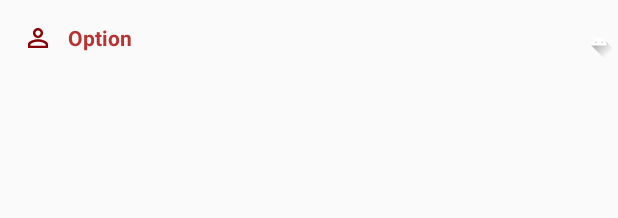
After one commit to TonyOncebayHuillcas/Biblioteca-Virtual, an Android app: the layout navigation_drawer_list.xml on its own in the app's theme, with its tools: preview values and no code run, on a phone screen of 412 x 824 dp. The commit adds this screen. Shown: the top 218 px of the screen. Run offline under Robolectric (Android 15) with nearby library versions, the phone set to English and light mode, and no system bars.

Commit message:
add clas Menu Adapter for use in main actvity

```diff
--- /dev/null
+++ b/BibliotecaVirtual/app/src/main/res/layout/navigation_drawer_list.xml
@@ -0,0 +1,29 @@
+<?xml version="1.0" encoding="utf-8"?>
+<RelativeLayout xmlns:android="http://schemas.android.com/apk/res/android"
+    android:layout_width="match_parent"
+    android:layout_height="match_parent"
+    android:paddingLeft="15dp"
+    android:paddingTop="15dp"
+    android:paddingBottom="15dp">
+    <ImageView
+        android:id="@+id/iv_navigation_option"
+        android:layout_width="20dp"
+        android:layout_height="20dp"
+        android:layout_alignParentLeft="true"
+        android:background="@drawable/ic_person"/>
+    <TextView
+        android:id="@+id/tv_navigation_option"
+        android:layout_width="wrap_content"
+        android:layout_height="wrap_content"
+        android:text="Option"
+        android:layout_marginLeft="30dp"
+        android:textSize="14dp"
+        android:textStyle="bold"
+        android:textColor="@color/colorAccent"/>
+    <ImageView
+        android:id="@+id/iv_navigation_select"
+        android:layout_width="25dp"
+        android:layout_height="25dp"
+        android:layout_alignParentRight="true"
+        android:src="@drawable/ic_launcher_foreground" />
+</RelativeLayout>
```
Also changed, not shown: BibliotecaVirtual/app/src/main/java/com/example/bibliotecavirtual/Activitys/MainActivity.java (+18 -0 lines), BibliotecaVirtual/app/src/main/java/com/example/bibliotecavirtual/Adapters/MenuAdapter.java (added, +55 -0 lines).
